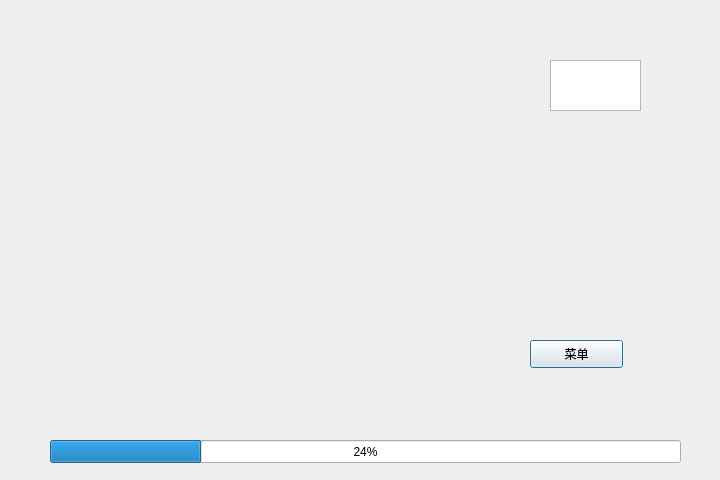
This is BejeweledSln/CGameDlg.ui in lwyer/BejeweledSln as Qt 5 draws it before an edit. The edited form follows.
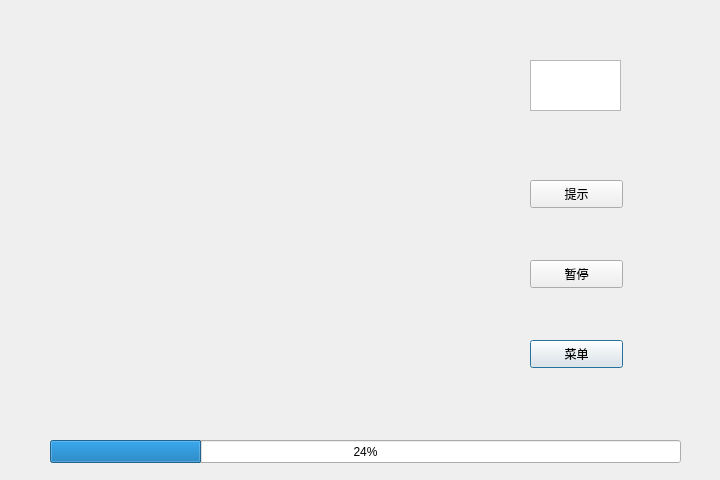
This is the edited form. Icons and pictures are not drawn.

```diff
--- a/BejeweledSln/CGameDlg.ui
+++ b/BejeweledSln/CGameDlg.ui
@@ -87,7 +87,7 @@
   <widget class="QTextBrowser" name="scoreshow">
    <property name="geometry">
     <rect>
-     <x>550</x>
+     <x>530</x>
      <y>60</y>
      <width>91</width>
      <height>51</height>
@@ -132,6 +132,32 @@
     <string/>
    </property>
   </widget>
+  <widget class="QPushButton" name="pauseorcontinue">
+   <property name="geometry">
+    <rect>
+     <x>530</x>
+     <y>260</y>
+     <width>93</width>
+     <height>28</height>
+    </rect>
+   </property>
+   <property name="text">
+    <string>暂停</string>
+   </property>
+  </widget>
+  <widget class="QPushButton" name="pauseorcontinue_2">
+   <property name="geometry">
+    <rect>
+     <x>530</x>
+     <y>180</y>
+     <width>93</width>
+     <height>28</height>
+    </rect>
+   </property>
+   <property name="text">
+    <string>提示</string>
+   </property>
+  </widget>
  </widget>
  <resources/>
  <connections>
```
Left out of the diff: 17 changed lines with no effect on the pictures.
